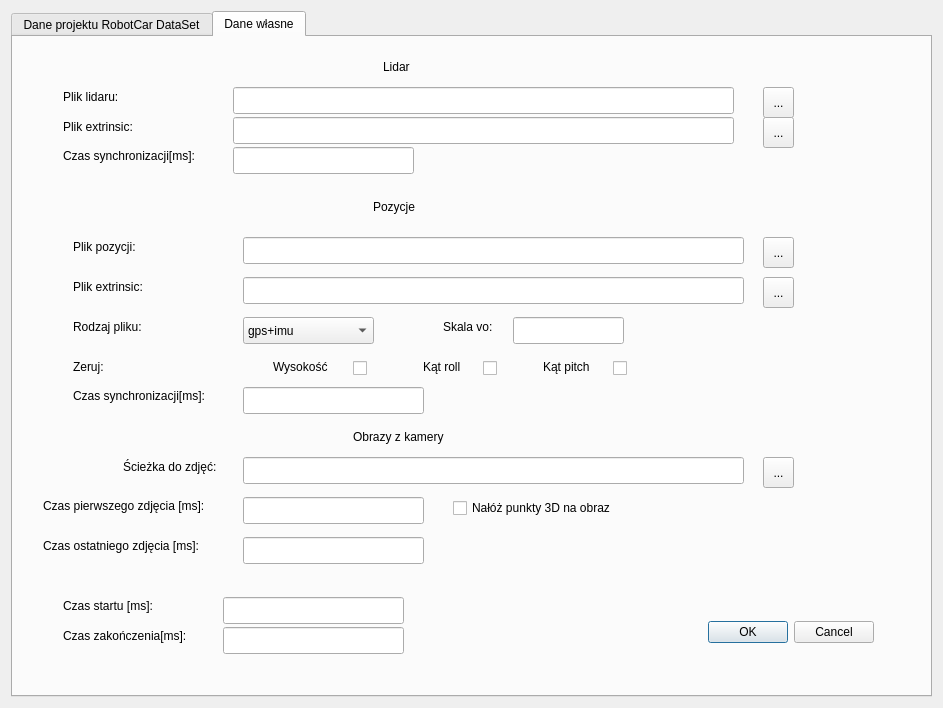
This is SelectDataWindowDesign.ui in ukito-pl/RobotCarDataSet-GUI-Python as Qt 5 draws it before an edit. The edited form follows.
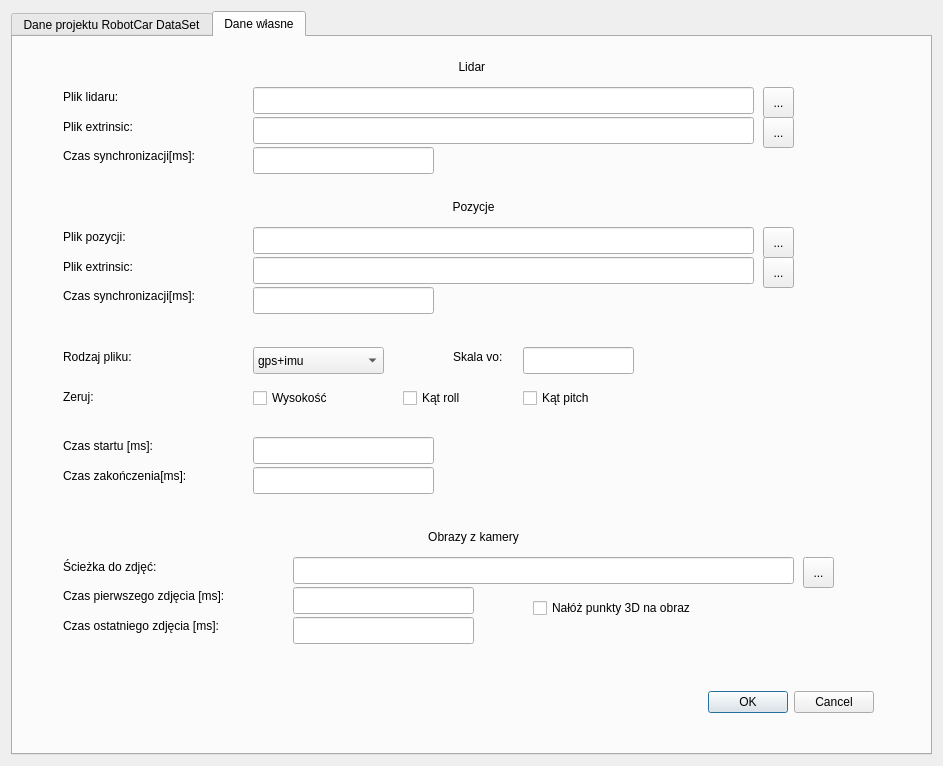
This is the edited form. The open tabs and pages were chosen to show the change.

Patch:
```diff
--- a/SelectDataWindowDesign.ui
+++ b/SelectDataWindowDesign.ui
@@ -7,7 +7,7 @@
     <x>0</x>
     <y>0</y>
     <width>943</width>
-    <height>708</height>
+    <height>766</height>
    </rect>
   </property>
   <property name="windowTitle">
@@ -533,20 +533,23 @@
       <widget class="QLabel" name="label_9">
        <property name="geometry">
         <rect>
-         <x>370</x>
+         <x>0</x>
          <y>20</y>
-         <width>151</width>
+         <width>921</width>
          <height>20</height>
         </rect>
        </property>
        <property name="text">
         <string>Lidar </string>
        </property>
+       <property name="alignment">
+        <set>Qt::AlignCenter</set>
+       </property>
       </widget>
       <widget class="QLineEdit" name="chooseLidarData">
        <property name="geometry">
         <rect>
-         <x>220</x>
+         <x>240</x>
          <y>50</y>
          <width>501</width>
          <height>27</height>
@@ -556,8 +559,8 @@
       <widget class="QLineEdit" name="choosePoseData">
        <property name="geometry">
         <rect>
-         <x>230</x>
-         <y>200</y>
+         <x>240</x>
+         <y>190</y>
          <width>501</width>
          <height>27</height>
         </rect>
@@ -567,7 +570,7 @@
        <property name="geometry">
         <rect>
          <x>750</x>
-         <y>200</y>
+         <y>190</y>
          <width>31</width>
          <height>31</height>
         </rect>
@@ -586,7 +589,7 @@
        <property name="geometry">
         <rect>
          <x>750</x>
-         <y>240</y>
+         <y>220</y>
          <width>31</width>
          <height>31</height>
         </rect>
@@ -604,8 +607,8 @@
       <widget class="QLabel" name="label_10">
        <property name="geometry">
         <rect>
-         <x>60</x>
-         <y>200</y>
+         <x>50</x>
+         <y>190</y>
          <width>191</width>
          <height>20</height>
         </rect>
@@ -636,8 +639,8 @@
       <widget class="QLineEdit" name="choosePoseExtr">
        <property name="geometry">
         <rect>
-         <x>230</x>
-         <y>240</y>
+         <x>240</x>
+         <y>220</y>
          <width>501</width>
          <height>27</height>
         </rect>
@@ -646,8 +649,8 @@
       <widget class="QLabel" name="label_11">
        <property name="geometry">
         <rect>
-         <x>60</x>
-         <y>240</y>
+         <x>50</x>
+         <y>220</y>
          <width>171</width>
          <height>20</height>
         </rect>
@@ -704,7 +707,7 @@
       <widget class="QLineEdit" name="chooseLidarExtr">
        <property name="geometry">
         <rect>
-         <x>220</x>
+         <x>240</x>
          <y>80</y>
          <width>501</width>
          <height>27</height>
@@ -714,21 +717,24 @@
       <widget class="QLabel" name="label_14">
        <property name="geometry">
         <rect>
-         <x>360</x>
+         <x>0</x>
          <y>160</y>
-         <width>151</width>
+         <width>921</width>
          <height>20</height>
         </rect>
        </property>
        <property name="text">
         <string>Pozycje</string>
        </property>
+       <property name="alignment">
+        <set>Qt::AlignCenter</set>
+       </property>
       </widget>
       <widget class="QComboBox" name="choosePoseKind">
        <property name="geometry">
         <rect>
-         <x>230</x>
-         <y>280</y>
+         <x>240</x>
+         <y>310</y>
          <width>131</width>
          <height>27</height>
         </rect>
@@ -747,8 +753,8 @@
       <widget class="QLabel" name="label_29">
        <property name="geometry">
         <rect>
-         <x>60</x>
-         <y>280</y>
+         <x>50</x>
+         <y>310</y>
          <width>151</width>
          <height>20</height>
         </rect>
@@ -764,7 +770,7 @@
        <property name="geometry">
         <rect>
          <x>680</x>
-         <y>580</y>
+         <y>650</y>
          <width>181</width>
          <height>31</height>
         </rect>
@@ -785,8 +791,8 @@
       <widget class="QLabel" name="label_30">
        <property name="geometry">
         <rect>
-         <x>60</x>
-         <y>320</y>
+         <x>50</x>
+         <y>350</y>
          <width>151</width>
          <height>20</height>
         </rect>
@@ -798,14 +804,14 @@
       <widget class="QCheckBox" name="clearHeight">
        <property name="geometry">
         <rect>
-         <x>340</x>
-         <y>320</y>
-         <width>21</width>
+         <x>240</x>
+         <y>350</y>
+         <width>101</width>
          <height>22</height>
         </rect>
        </property>
        <property name="text">
-        <string/>
+        <string>Wysokość</string>
        </property>
       </widget>
       <widget class="QLabel" name="label_31">
@@ -824,7 +830,7 @@
       <widget class="QLineEdit" name="synchLidarTime">
        <property name="geometry">
         <rect>
-         <x>220</x>
+         <x>240</x>
          <y>110</y>
          <width>181</width>
          <height>27</height>
@@ -837,8 +843,8 @@
       <widget class="QLabel" name="label_32">
        <property name="geometry">
         <rect>
-         <x>60</x>
-         <y>350</y>
+         <x>50</x>
+         <y>250</y>
          <width>161</width>
          <height>17</height>
         </rect>
@@ -850,8 +856,8 @@
       <widget class="QLineEdit" name="synchPoseTime">
        <property name="geometry">
         <rect>
-         <x>230</x>
-         <y>350</y>
+         <x>240</x>
+         <y>250</y>
          <width>181</width>
          <height>27</height>
         </rect>
@@ -864,7 +870,7 @@
        <property name="geometry">
         <rect>
          <x>50</x>
-         <y>560</y>
+         <y>400</y>
          <width>111</width>
          <height>17</height>
         </rect>
@@ -880,7 +886,7 @@
        <property name="geometry">
         <rect>
          <x>50</x>
-         <y>590</y>
+         <y>430</y>
          <width>161</width>
          <height>17</height>
         </rect>
@@ -895,8 +901,8 @@
       <widget class="QLineEdit" name="endTimeCustom">
        <property name="geometry">
         <rect>
-         <x>210</x>
-         <y>590</y>
+         <x>240</x>
+         <y>430</y>
          <width>181</width>
          <height>27</height>
         </rect>
@@ -908,8 +914,8 @@
       <widget class="QLineEdit" name="startTimeCustom">
        <property name="geometry">
         <rect>
-         <x>210</x>
-         <y>560</y>
+         <x>240</x>
+         <y>400</y>
          <width>181</width>
          <height>27</height>
         </rect>
@@ -918,39 +924,13 @@
         <string>&lt;html&gt;&lt;head/&gt;&lt;body&gt;&lt;p&gt;Czas pomiaru z lidaru od którego zaczyna się budowanie pointcloudu, relatywny do pierwszego pomiaru z lidaru&lt;/p&gt;&lt;/body&gt;&lt;/html&gt;</string>
        </property>
       </widget>
-      <widget class="QLabel" name="label_35">
-       <property name="geometry">
-        <rect>
-         <x>260</x>
-         <y>320</y>
-         <width>81</width>
-         <height>20</height>
-        </rect>
-       </property>
-       <property name="text">
-        <string>Wysokość</string>
-       </property>
-      </widget>
       <widget class="QCheckBox" name="clearRoll">
        <property name="geometry">
         <rect>
-         <x>470</x>
-         <y>320</y>
-         <width>21</width>
+         <x>390</x>
+         <y>350</y>
+         <width>81</width>
          <height>22</height>
-        </rect>
-       </property>
-       <property name="text">
-        <string/>
-       </property>
-      </widget>
-      <widget class="QLabel" name="label_36">
-       <property name="geometry">
-        <rect>
-         <x>410</x>
-         <y>320</y>
-         <width>61</width>
-         <height>20</height>
         </rect>
        </property>
        <property name="text">
@@ -960,23 +940,10 @@
       <widget class="QCheckBox" name="clearPitch">
        <property name="geometry">
         <rect>
-         <x>600</x>
-         <y>320</y>
-         <width>21</width>
+         <x>510</x>
+         <y>350</y>
+         <width>101</width>
          <height>22</height>
-        </rect>
-       </property>
-       <property name="text">
-        <string/>
-       </property>
-      </widget>
-      <widget class="QLabel" name="label_37">
-       <property name="geometry">
-        <rect>
-         <x>530</x>
-         <y>320</y>
-         <width>61</width>
-         <height>20</height>
         </rect>
        </property>
        <property name="text">
@@ -986,8 +953,8 @@
       <widget class="QLineEdit" name="skalaVO">
        <property name="geometry">
         <rect>
-         <x>500</x>
-         <y>280</y>
+         <x>510</x>
+         <y>310</y>
          <width>111</width>
          <height>27</height>
         </rect>
@@ -999,8 +966,8 @@
       <widget class="QLabel" name="label_38">
        <property name="geometry">
         <rect>
-         <x>430</x>
-         <y>280</y>
+         <x>440</x>
+         <y>310</y>
          <width>91</width>
          <height>20</height>
         </rect>
@@ -1012,21 +979,24 @@
       <widget class="QLabel" name="label_19">
        <property name="geometry">
         <rect>
-         <x>340</x>
-         <y>390</y>
-         <width>121</width>
+         <x>0</x>
+         <y>490</y>
+         <width>921</width>
          <height>20</height>
         </rect>
        </property>
        <property name="text">
         <string>Obrazy z kamery</string>
        </property>
+       <property name="alignment">
+        <set>Qt::AlignCenter</set>
+       </property>
       </widget>
       <widget class="QToolButton" name="browseButton8">
        <property name="geometry">
         <rect>
-         <x>750</x>
-         <y>420</y>
+         <x>790</x>
+         <y>520</y>
          <width>31</width>
          <height>31</height>
         </rect>
@@ -1044,8 +1014,8 @@
       <widget class="QLabel" name="label_20">
        <property name="geometry">
         <rect>
-         <x>110</x>
-         <y>420</y>
+         <x>50</x>
+         <y>520</y>
          <width>121</width>
          <height>20</height>
         </rect>
@@ -1057,8 +1027,8 @@
       <widget class="QLineEdit" name="chooseImgData">
        <property name="geometry">
         <rect>
-         <x>230</x>
-         <y>420</y>
+         <x>280</x>
+         <y>520</y>
          <width>501</width>
          <height>27</height>
         </rect>
@@ -1067,8 +1037,8 @@
       <widget class="QLabel" name="label_61">
        <property name="geometry">
         <rect>
-         <x>30</x>
-         <y>460</y>
+         <x>50</x>
+         <y>550</y>
          <width>201</width>
          <height>17</height>
         </rect>
@@ -1089,8 +1059,8 @@
       <widget class="QLineEdit" name="startTimeImgCustom">
        <property name="geometry">
         <rect>
-         <x>230</x>
-         <y>460</y>
+         <x>280</x>
+         <y>550</y>
          <width>181</width>
          <height>27</height>
         </rect>
@@ -1105,8 +1075,8 @@
       <widget class="QCheckBox" name="pointToImageBoxCustom">
        <property name="geometry">
         <rect>
-         <x>440</x>
-         <y>460</y>
+         <x>520</x>
+         <y>560</y>
          <width>211</width>
          <height>22</height>
         </rect>
@@ -1121,8 +1091,8 @@
       <widget class="QLineEdit" name="endTimeImgCustom">
        <property name="geometry">
         <rect>
-         <x>230</x>
-         <y>500</y>
+         <x>280</x>
+         <y>580</y>
          <width>181</width>
          <height>27</height>
         </rect>
@@ -1134,8 +1104,8 @@
       <widget class="QLabel" name="label_62">
        <property name="geometry">
         <rect>
-         <x>30</x>
-         <y>500</y>
+         <x>50</x>
+         <y>580</y>
          <width>201</width>
          <height>17</height>
         </rect>
```
Left out of the diff: 95 changed lines with no effect on the pictures.
